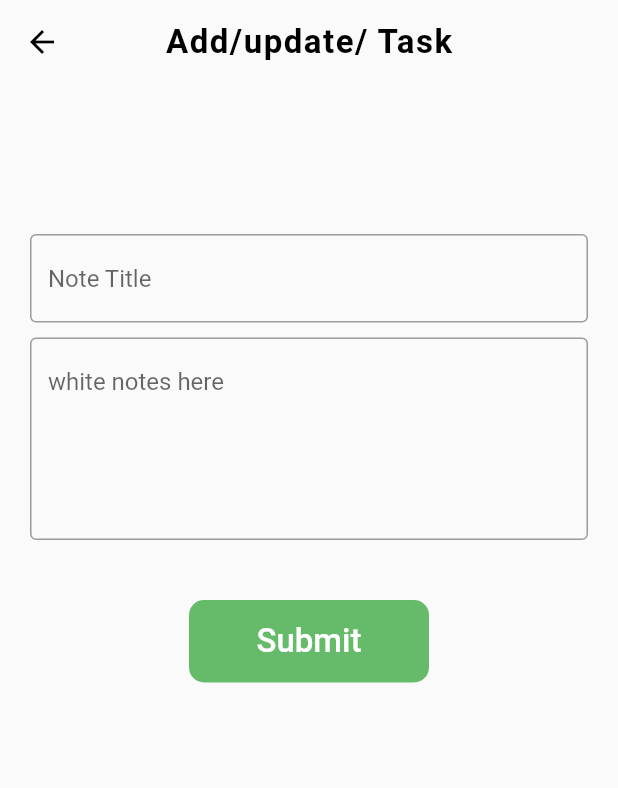
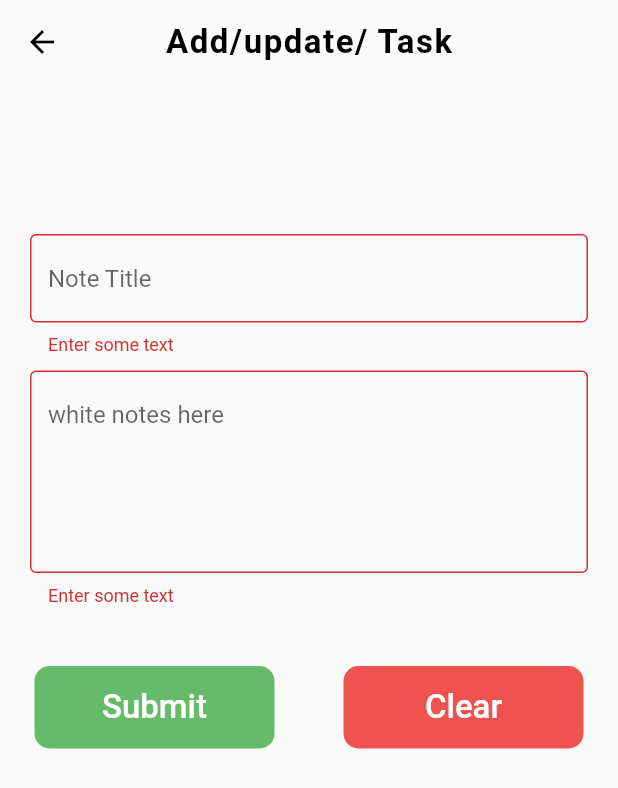
Before and after one commit to Aldairtunq/todo_app, a Flutter app: the AddUpdateTask screen opened directly, after a tap on "Submit", on a phone screen of 412 x 824 dp. Shown: the top 788 px of the screen. Run offline on Flutter 3.47's test engine with Material 2 defaults, Android fonts, the phone set to English and light mode, and no system bars; our stand-ins replace sqflite; accounts and stored records are empty.

Commit message:
commit add_update_screen

```diff
--- a/lib/add_update_screen.dart
+++ b/lib/add_update_screen.dart
@@ -1,5 +1,7 @@
 import 'package:flutter/material.dart';
+import 'package:intl/intl.dart';
 import 'package:todo_app/db_handler.dart';
+import 'package:todo_app/home_screen.dart';
 import 'package:todo_app/model.dart';
 
 class AddUpdateTask extends StatefulWidget {
@@ -107,7 +109,26 @@ class _AddUpdateTaskState extends State<AddUpdateTask> {
                         color: Colors.green[400],
                         borderRadius: BorderRadius.circular(10),
                         child: InkWell(
-                          onTap: () {},
+                          onTap: () {
+                            if (_fromkey.currentState!.validate()) {
+                              dbHelper!.insert(TodoModel(
+                                  title: titleController.text,
+                                  desc: descController.text,
+                                  dateandtime: DateFormat('yMd')
+                                      .add_jm()
+                                      .format(DateTime.now())
+                                      .toString()));
+
+                              Navigator.push(
+                                  context,
+                                  MaterialPageRoute(
+                                      builder: (context) => HomeScreen()));
+                              titleController.clear();
+                              descController.clear();
+                              //to check if its working or not
+
+                            }
+                          },
                           child: Container(
                             alignment: Alignment.center,
                             margin: EdgeInsets.symmetric(horizontal: 20),
@@ -133,6 +154,42 @@ class _AddUpdateTaskState extends State<AddUpdateTask> {
                             ),
                           ),
                         ),
+                      ),
+                      Material(
+                        color: Colors.red[400],
+                        borderRadius: BorderRadius.circular(10),
+                        child: InkWell(
+                          onTap: () {
+                            setState(() {
+                              titleController.clear();
+                              descController.clear();
+                            });
+                          },
+                          child: Container(
+                            alignment: Alignment.center,
+                            margin: EdgeInsets.symmetric(horizontal: 20),
+                            padding: EdgeInsets.symmetric(horizontal: 10),
+                            height: 55,
+                            width: 120,
+                            decoration: BoxDecoration(
+                                // boxShadow: [
+                                //  BoxShadow(
+                                //    color: Colors.black12,
+                                //    blurRadius: 5,
+                                //   spreadRadius: 1,
+                                //  ),
+                                // ],
+
+                                ),
+                            child: Text(
+                              "Clear",
+                              style: TextStyle(
+                                  fontSize: 22,
+                                  fontWeight: FontWeight.w500,
+                                  color: Colors.white),
+                            ),
+                          ),
+                        ),
                       )
                     ]),
               )
```
